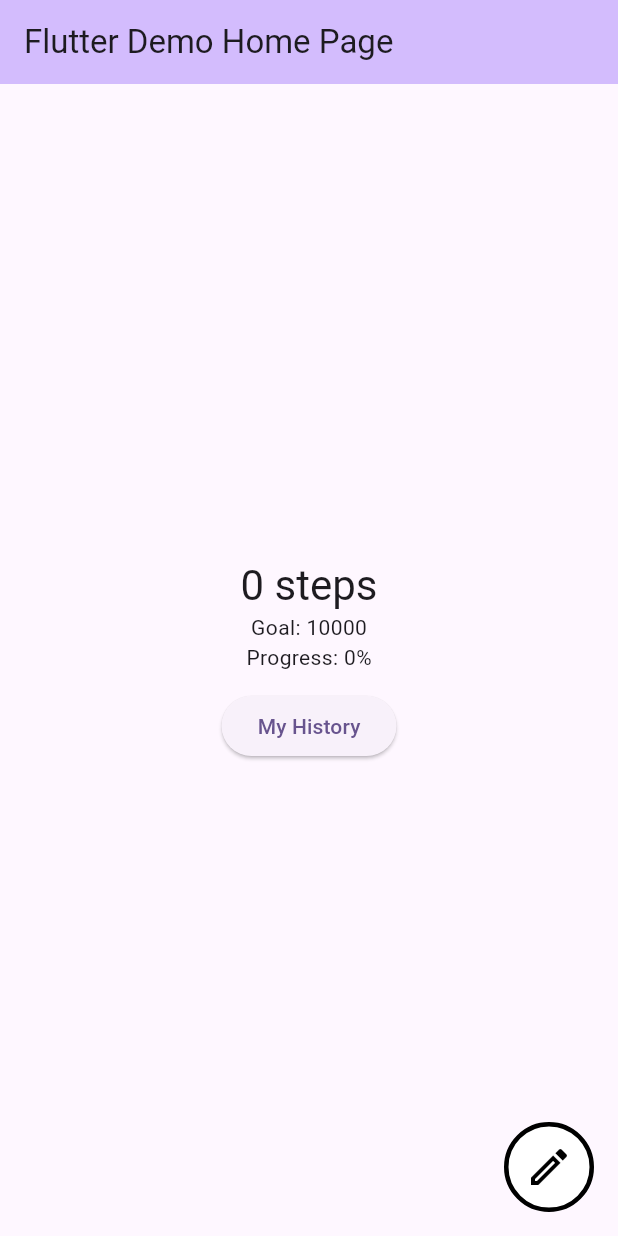
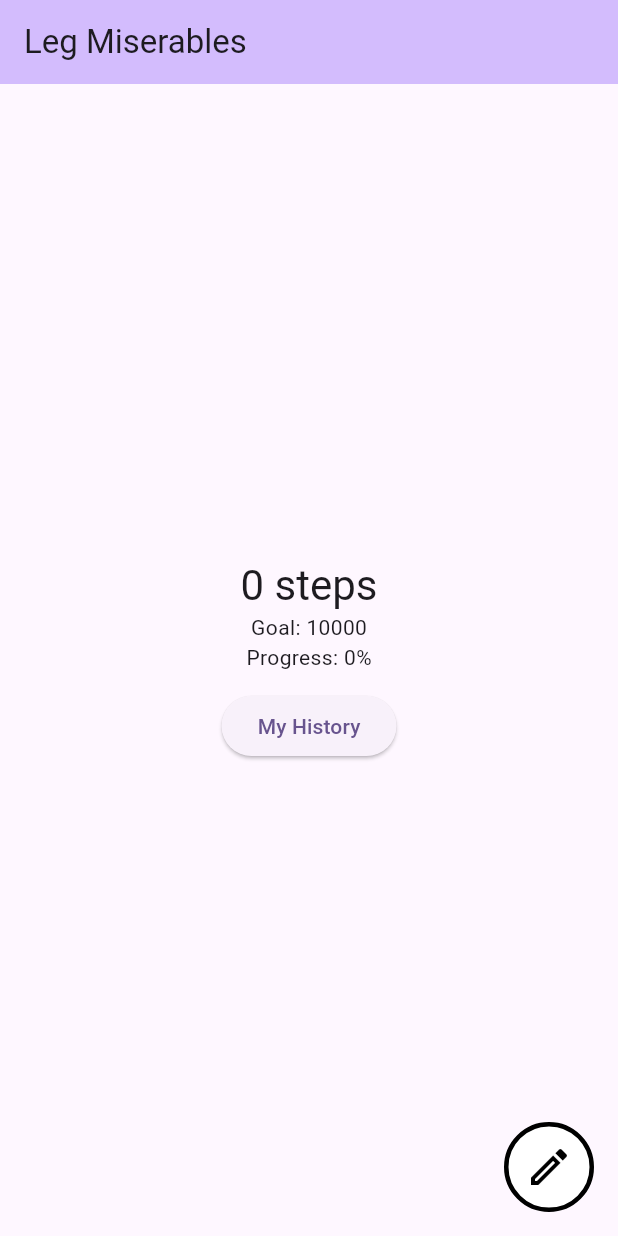
Before and after one commit to ThisIsMeem/leg-miserables, a Flutter app: the screen it shows after launch, on a phone screen of 412 x 824 dp. Run offline on Flutter 3.47's test engine with Material 3 defaults, Android fonts, the phone set to English and light mode, and no system bars; our stand-ins replace pedometer.

Commit message:
Renamed home page title to Leg Miserables

```diff
--- a/lib/main.dart
+++ b/lib/main.dart
@@ -35,7 +35,7 @@ class MyApp extends StatelessWidget {
         // tested with just a hot reload.
         colorScheme: .fromSeed(seedColor: Colors.deepPurple),
       ),
-      home: const MyHomePage(title: 'Flutter Demo Home Page'),
+      home: const MyHomePage(title: 'Leg Miserables'),
     );
   }
 }
```
